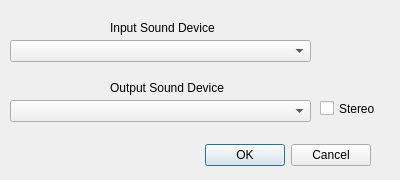
The window that macforms/sounddlg.ui (rafael2k/CuteSDR) describes before a commit, drawn with Qt 5.
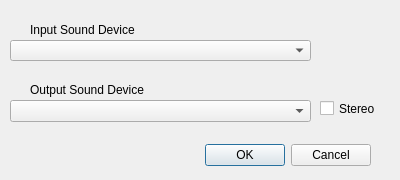
The same window after the commit.

Diff of the .ui file:
```diff
--- a/macforms/sounddlg.ui
+++ b/macforms/sounddlg.ui
@@ -35,9 +35,14 @@
      <x>10</x>
      <y>40</y>
      <width>301</width>
-     <height>22</height>
+     <height>21</height>
     </rect>
    </property>
+   <property name="font">
+    <font>
+     <pointsize>12</pointsize>
+    </font>
+   </property>
   </widget>
   <widget class="QComboBox" name="comboBoxSndOut">
    <property name="geometry">
@@ -52,10 +57,10 @@
   <widget class="QLabel" name="label_1">
    <property name="geometry">
     <rect>
-     <x>110</x>
+     <x>30</x>
      <y>20</y>
-     <width>121</width>
-     <height>16</height>
+     <width>271</width>
+     <height>20</height>
     </rect>
    </property>
    <property name="text">
@@ -65,10 +70,10 @@
   <widget class="QLabel" name="label_2">
    <property name="geometry">
     <rect>
-     <x>110</x>
+     <x>30</x>
      <y>80</y>
-     <width>121</width>
-     <height>16</height>
+     <width>261</width>
+     <height>20</height>
     </rect>
    </property>
    <property name="text">
```
Left out of the diff: 5 changed lines with no effect on the pictures.
